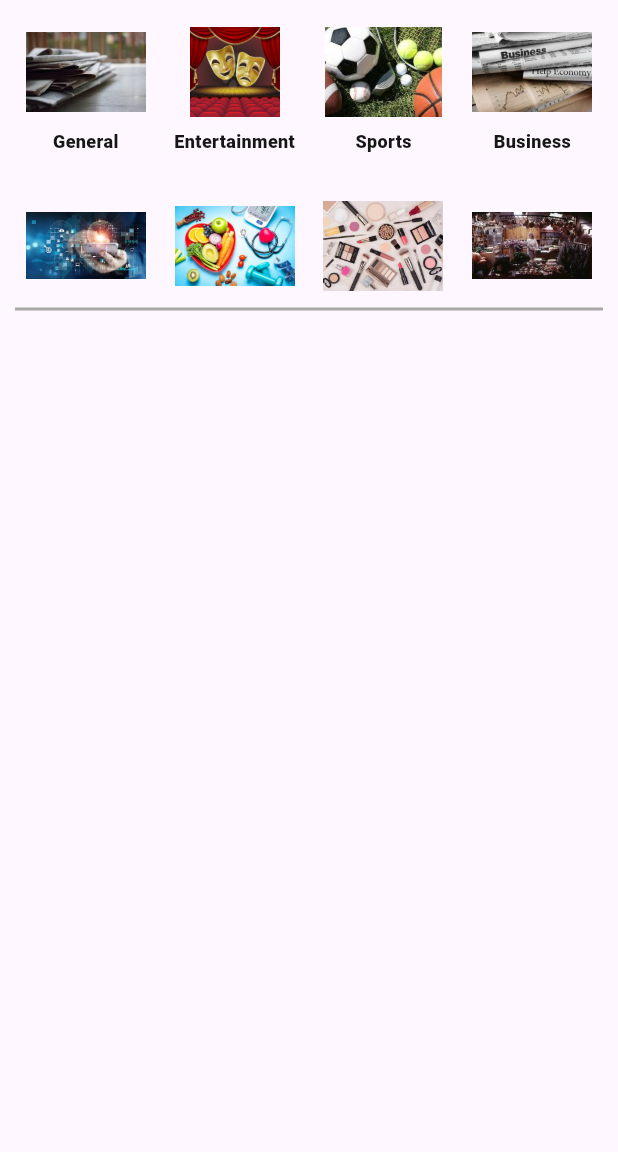
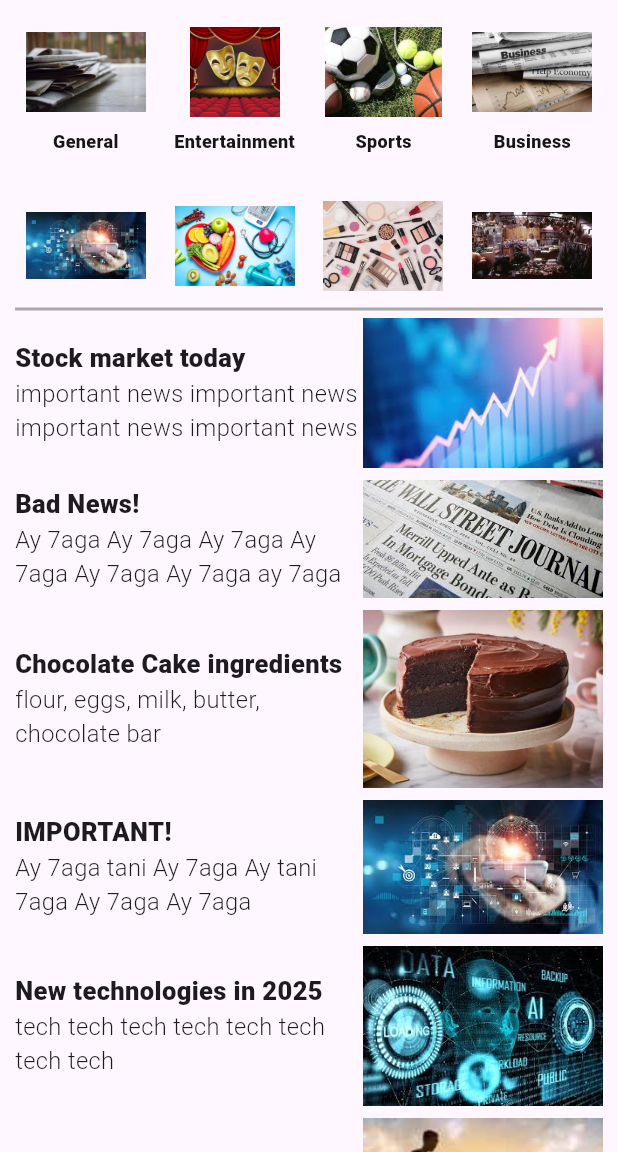
Before and after one commit to Reham-44/NewsApp_iti, a Flutter app: the screen it shows after launch, on a phone screen of 412 x 824 dp, the part 84-1236 px from its top. Run offline on Flutter 3.47's test engine with Material 3 defaults, Android fonts, the phone set to English and light mode, and no system bars.

Commit message:
customContainer
custom container file for the news content in first page

```diff
--- /dev/null
+++ b/lib/CustomCont.dart
@@ -0,0 +1,36 @@
+import 'package:flutter/material.dart';
+
+class CustomCont extends StatelessWidget {
+  const CustomCont({
+    required this.title,
+    required this.paragraph,
+    required this.imageLink,
+  });
+  final String paragraph;
+  final String title;
+  final String imageLink;
+@override
+  Widget build(BuildContext context) {
+    return Container(
+      child: Row(
+        mainAxisAlignment: MainAxisAlignment.spaceBetween,
+        children: [
+          Expanded(
+            child: Column(
+              crossAxisAlignment: CrossAxisAlignment.start,
+              children: [
+                Text(
+                  title,
+                  style: TextStyle(fontSize: 17, fontWeight: FontWeight.w900),
+                ),
+                Text(paragraph,maxLines: 2,
+  overflow: TextOverflow.ellipsis,style: TextStyle(fontSize: 15.8,fontWeight: FontWeight.w300),),
+              ],
+            ),
+          ),
+          Column(children: [Image.asset(imageLink, width: 160)]),
+        ],
+      ),
+    );
+  }
+}
--- a/lib/main.dart
+++ b/lib/main.dart
@@ -1,4 +1,6 @@
 import 'package:flutter/material.dart';
+
+import 'CustomCont.dart';
 
 void main() {
   runApp(const MyApp());
@@ -109,7 +111,51 @@ class hommee extends StatelessWidget {
                 ),
 
 
+ Container(
+                  padding: EdgeInsets.only(top: 5),
+                  child: Column(
+                    spacing: 8,
+                    children: [
+                      CustomCont(
+                        title: "Stock market today",
+                        paragraph:  "important news important news important news important news ",
+                        imageLink: "assets/images/download (1).jpg",
+                      ),
+                      CustomCont(
+                        title: "Bad News!",
+                        paragraph: "Ay 7aga Ay 7aga Ay 7aga Ay 7aga Ay 7aga Ay 7aga ay 7aga",
+                        imageLink: "assets/images/images (2).jpg",
+                      ), CustomCont(
+                        title: "Chocolate Cake ingredients",
+                        paragraph: "flour, eggs, milk, butter, chocolate bar",
+                        imageLink: "assets/images/images (2).webp",
+                      ),
+                      CustomCont(
+                              title: "IMPORTANT!",
+                        paragraph: "Ay 7aga tani Ay 7aga Ay tani 7aga Ay 7aga Ay 7aga ",
+                        imageLink: "assets/images/download.jpg",
+                      ),
+                      CustomCont(
+                        title: "New technologies in 2025 ",
+                        paragraph: "tech tech tech tech tech tech tech tech ",
+                        imageLink: "assets/images/download (2).jpg",
+                      ),
 
+                         CustomCont(
+                        title: "sports news",
+                        paragraph:
+                            "important news important news important news important news ",
+                        imageLink:"assets/images/WhatsApp Image 2025-08-20 at 23.06.44_5c6cfb2e.jpg",
+
+                      ),
+                      CustomCont(
+                        title: "Bad News!",
+                        paragraph: "Ay 7aga Ay 7aga Ay 7aga Ay 7aga Ay 7aga Ay 7aga ",
+                        imageLink: "assets/images/images (3).jpg",
+                      ),
+                    ],
+                  ),
+                ),
 
 
               ],
```
